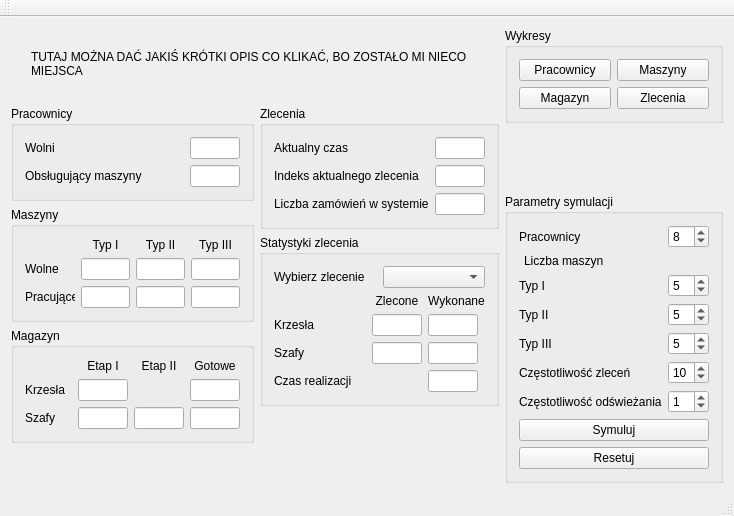
Before: the Qt Designer form mainwindow.ui in wgml/SSPD, drawn with Qt 5.
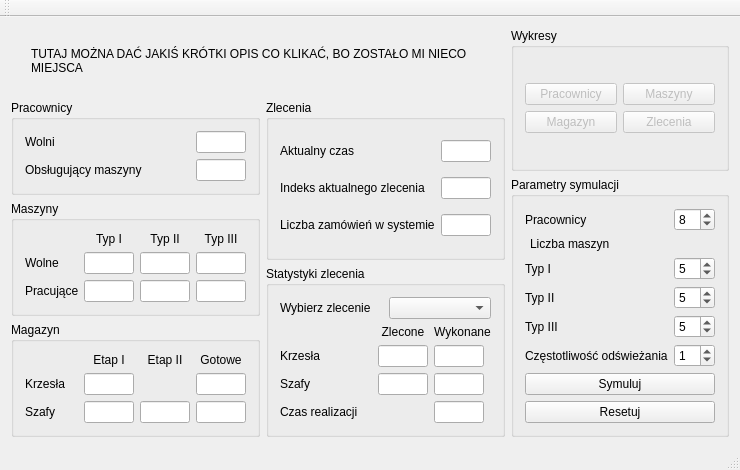
After: the same form once the commit is applied.

Patch:
```diff
--- a/mainwindow.ui
+++ b/mainwindow.ui
@@ -6,8 +6,8 @@
    <rect>
     <x>0</x>
     <y>0</y>
-    <width>734</width>
-    <height>516</height>
+    <width>740</width>
+    <height>470</height>
    </rect>
   </property>
   <property name="sizePolicy">
@@ -18,14 +18,14 @@
   </property>
   <property name="minimumSize">
    <size>
-    <width>734</width>
-    <height>516</height>
+    <width>740</width>
+    <height>470</height>
    </size>
   </property>
   <property name="maximumSize">
    <size>
-    <width>734</width>
-    <height>516</height>
+    <width>740</width>
+    <height>470</height>
    </size>
   </property>
   <property name="windowTitle">
@@ -492,19 +492,6 @@
             </layout>
            </widget>
           </item>
-          <item>
-           <spacer name="verticalSpacer_2">
-            <property name="orientation">
-             <enum>Qt::Vertical</enum>
-            </property>
-            <property name="sizeHint" stdset="0">
-             <size>
-              <width>20</width>
-              <height>40</height>
-             </size>
-            </property>
-           </spacer>
-          </item>
          </layout>
         </item>
         <item>
@@ -776,19 +763,6 @@
             </layout>
            </widget>
           </item>
-          <item>
-           <spacer name="verticalSpacer_3">
-            <property name="orientation">
-             <enum>Qt::Vertical</enum>
-            </property>
-            <property name="sizeHint" stdset="0">
-             <size>
-              <width>20</width>
-              <height>40</height>
-             </size>
-            </property>
-           </spacer>
-          </item>
          </layout>
         </item>
        </layout>
@@ -807,6 +781,9 @@
           <layout class="QGridLayout" name="gridLayout_4">
            <item row="0" column="0">
             <widget class="QPushButton" name="plotWorkersButton">
+             <property name="enabled">
+              <bool>false</bool>
+             </property>
              <property name="text">
               <string>Pracownicy</string>
              </property>
@@ -814,6 +791,9 @@
            </item>
            <item row="0" column="1">
             <widget class="QPushButton" name="plotMachinesButton">
+             <property name="enabled">
+              <bool>false</bool>
+             </property>
              <property name="text">
               <string>Maszyny</string>
              </property>
@@ -821,6 +801,9 @@
            </item>
            <item row="1" column="0">
             <widget class="QPushButton" name="plotStorageButton">
+             <property name="enabled">
+              <bool>false</bool>
+             </property>
              <property name="text">
               <string>Magazyn</string>
              </property>
@@ -828,6 +811,9 @@
            </item>
            <item row="1" column="1">
             <widget class="QPushButton" name="plotOrdersButton">
+             <property name="enabled">
+              <bool>false</bool>
+             </property>
              <property name="text">
               <string>Zlecenia</string>
              </property>
@@ -838,19 +824,6 @@
         </layout>
        </widget>
       </item>
-      <item>
-       <spacer name="verticalSpacer_4">
-        <property name="orientation">
-         <enum>Qt::Vertical</enum>
-        </property>
-        <property name="sizeHint" stdset="0">
-         <size>
-          <width>20</width>
-          <height>40</height>
-         </size>
-        </property>
-       </spacer>
-      </item>
       <item>
        <widget class="QGroupBox" name="simConfigBox">
         <property name="sizePolicy">
@@ -985,30 +958,6 @@
              </item>
             </layout>
            </item>
-           <item>
-            <layout class="QHBoxLayout" name="horizontalLayout_6">
-             <item>
-              <widget class="QLabel" name="label_7">
-               <property name="text">
-                <string>Częstotliwość zleceń</string>
-               </property>
-              </widget>
-             </item>
-             <item>
-              <widget class="QSpinBox" name="tasksFreq">
-               <property name="sizePolicy">
-                <sizepolicy hsizetype="Fixed" vsizetype="Fixed">
-                 <horstretch>0</horstretch>
-                 <verstretch>0</verstretch>
-                </sizepolicy>
-               </property>
-               <property name="value">
-                <number>10</number>
-               </property>
-              </widget>
-             </item>
-            </layout>
-           </item>
            <item>
             <layout class="QHBoxLayout" name="horizontalLayout">
              <item>
```
Left out of the diff: 2 changed lines with no effect on the pictures.
